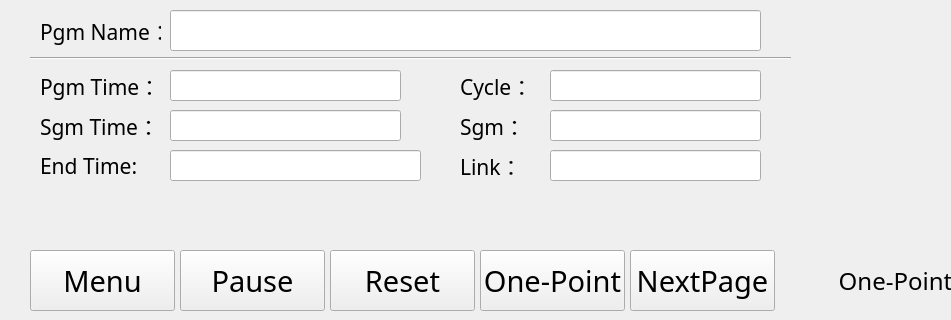
Before: the Qt Designer form monitoring_interface.ui in qingdouke/TemakViews, drawn with Qt 5; both pictures show x 0 to 951 and y 480 to 800 of the 1280 by 800 pixel window.
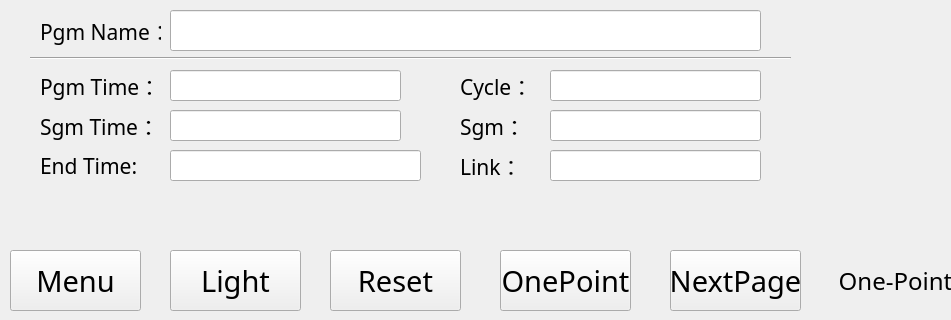
After: the same form once the commit is applied.

Commit message: 1. complete local tcp commuinication function 2. change some widget of some interface

The edit to the form file:
```diff
--- a/monitoring_interface.ui
+++ b/monitoring_interface.ui
@@ -958,9 +958,9 @@
    <widget class="QPushButton" name="font_page_pbtn">
     <property name="geometry">
      <rect>
-      <x>30</x>
+      <x>10</x>
       <y>10</y>
-      <width>145</width>
+      <width>131</width>
       <height>61</height>
      </rect>
     </property>
@@ -977,9 +977,9 @@
    <widget class="QPushButton" name="LED_pbtn">
     <property name="geometry">
      <rect>
-      <x>180</x>
+      <x>170</x>
       <y>10</y>
-      <width>145</width>
+      <width>131</width>
       <height>61</height>
      </rect>
     </property>
@@ -990,7 +990,7 @@
      </font>
     </property>
     <property name="text">
-     <string>Pause</string>
+     <string>Light</string>
     </property>
    </widget>
    <widget class="QPushButton" name="reset_pbth">
@@ -998,7 +998,7 @@
      <rect>
       <x>330</x>
       <y>10</y>
-      <width>145</width>
+      <width>131</width>
       <height>61</height>
      </rect>
     </property>
@@ -1015,9 +1015,9 @@
    <widget class="QPushButton" name="constant_value_running_pbtn">
     <property name="geometry">
      <rect>
-      <x>480</x>
+      <x>500</x>
       <y>10</y>
-      <width>145</width>
+      <width>131</width>
       <height>61</height>
      </rect>
     </property>
@@ -1028,15 +1028,15 @@
      </font>
     </property>
     <property name="text">
-     <string>One-Point</string>
+     <string>OnePoint</string>
     </property>
    </widget>
    <widget class="QPushButton" name="next_page_pbtn">
     <property name="geometry">
      <rect>
-      <x>630</x>
+      <x>670</x>
       <y>10</y>
-      <width>145</width>
+      <width>131</width>
       <height>61</height>
      </rect>
     </property>
```
Left out of the diff: 19 changed lines with no effect on the pictures. The commit also changes 16 other files.
